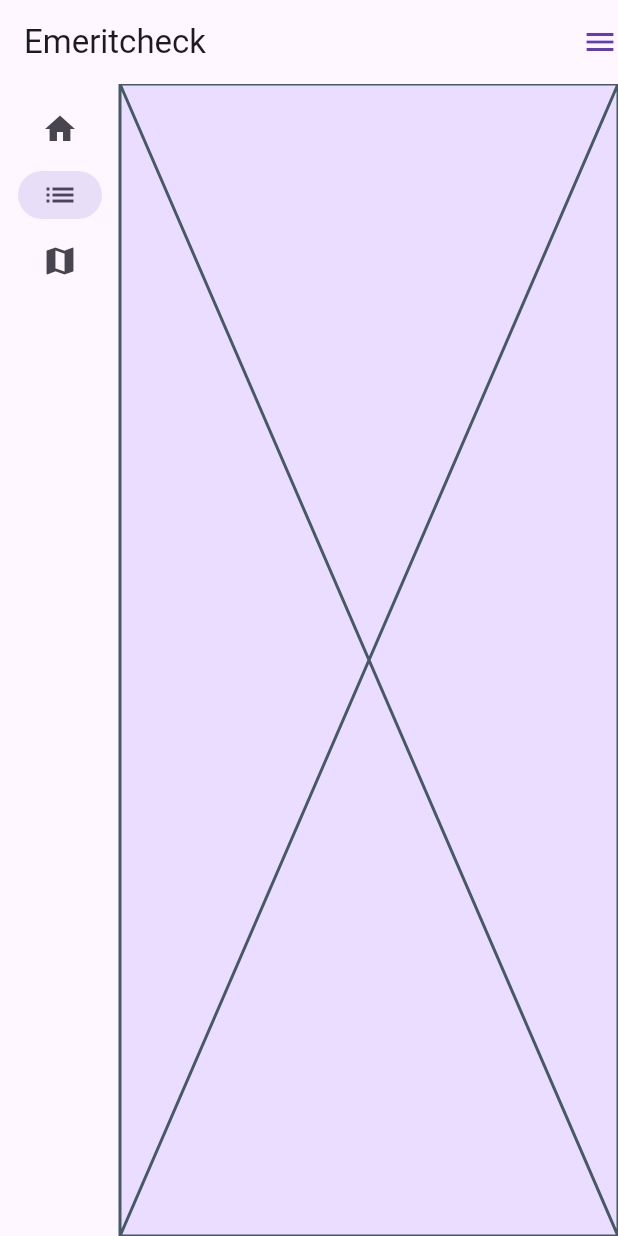
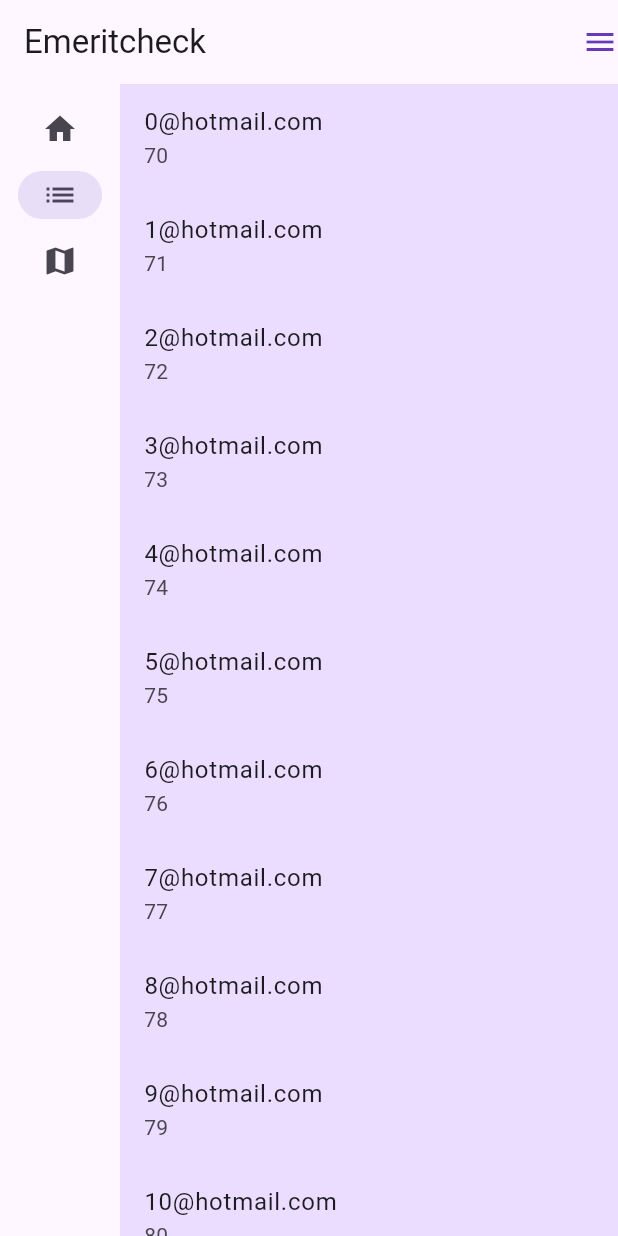
Before and after one commit to algorux/emeritcheck, a Flutter app: the screen it shows after launch, after a tap on "Lista", on a phone screen of 412 x 824 dp. Run offline on Flutter 3.47's test engine with Material 3 defaults, Android fonts, the phone set to English and light mode, and no system bars; our stand-ins replace cloud_firestore, firebase_auth, firebase_core, flutter_map, go_router, google_fonts and 1 more; missing offline and left inert: firebase_ui_auth, firebase_ui_localizations; accounts and stored records are empty.

Commit message:
actualizacion hasta lista de usuarios

```diff
--- a/lib/lista.dart
+++ b/lib/lista.dart
@@ -0,0 +1,167 @@
+import 'package:cloud_firestore/cloud_firestore.dart';
+import 'package:emeritcheck/permitido.dart';
+import 'package:flutter/material.dart';
+import 'package:emeritcheck/usuarios.dart';
+import 'package:provider/provider.dart';
+
+import 'app_state.dart';
+
+class Lista extends StatelessWidget{
+  final List<Usuarios> items = List<Usuarios>.generate(
+    50, (i) => Usuarios(email: '$i@hotmail.com', frecuenciaCardiaca: i+70, fechaReg: Timestamp(i, i*2)));
+  @override
+  Widget build(Object context) {
+
+    return ListView.builder(
+      itemCount: items.length,
+      itemBuilder: (BuildContext context, int index) {
+        final item = items[index];
+        return ListTile(
+          title: Text(item.email),
+          subtitle: Text('${item.frecuenciaCardiaca}'),
+          onTap: (){
+
+          },
+        );
+       },
+
+    );
+  }
+
+}
+
+
+/// This is the stateless widget that the main application instantiates.
+class PeopleTable extends StatefulWidget {
+  PeopleTable({required super.key});
+
+  @override
+  // ignore: library_private_types_in_public_api
+  _PeopleTableState createState() => _PeopleTableState();
+}
+
+class _PeopleTableState extends State<PeopleTable> {
+  List<Permitido> users = [];
+  List<Permitido> usersFiltered = [];
+  TextEditingController controller = TextEditingController();
+  String _searchResult = '';
+
+  @override
+  void initState() {
+    super.initState();
+    usersFiltered = users;
+  }
+
+  @override
+  Widget build(BuildContext context) {
+    List<dynamic>? disponibles = context.watch<ApplicationState>().permitidos;
+    users = [];
+
+    for (var disponible in disponibles) {
+
+      users.add(Permitido(
+        apellidos: disponible.apellidos,
+        correo: disponible.correo,
+        modificado: disponible.modificado,
+        modificador: disponible.modificador,
+        nombre: disponible.nombre,
+        fecNac: disponible.fecNac,
+        id: disponible.id,
+        ));
+    }
+
+
+    // Nos aseguramos de que usersFiltered esté sincronizado con users
+    usersFiltered = _searchResult.isEmpty
+      ? users
+      : users.where((user) => user.nombre.contains(_searchResult) || user.apellidos.contains(_searchResult)|| user.correo.contains(_searchResult)).toList();
+
+    return Column(
+      crossAxisAlignment: CrossAxisAlignment.stretch,
+      children: [
+        Card(
+          child: ListTile(
+            leading: Icon(Icons.search),
+            title: TextField(
+                controller: controller,
+                decoration: InputDecoration(
+                    hintText: 'Search', border: InputBorder.none),
+                onChanged: (value) {
+                  setState(() {
+                    _searchResult = value;
+                     usersFiltered = users.where((user) => user.nombre.contains(_searchResult) || user.apellidos.contains(_searchResult)|| user.correo.contains(_searchResult)).toList();
+                  });
+                }),
+            trailing: IconButton(
+              icon: Icon(Icons.cancel),
+              onPressed: () {
+                setState(() {
+                  controller.clear();
+                  _searchResult = '';
+                  usersFiltered = users;
+                });
+              },
+            ),
+          ),
+        ),
+        Expanded(
+          child: SingleChildScrollView(
+            scrollDirection: Axis.vertical,
+            child: DataTable(
+                columns: const <DataColumn>[
+                  DataColumn(
+                    label: Text(
+                      'Nombre',
+                      style: TextStyle(fontStyle: FontStyle.italic),
+                    ),
+                  ),
+                  DataColumn(
+                    label: Text(
+                      'F. Nacimiento',
+                      style: TextStyle(fontStyle: FontStyle.italic),
+                    ),
+                  ),
+                  DataColumn(
+                    label: Text(
+                      'Correo',
+                      style: TextStyle(fontStyle: FontStyle.italic),
+                    ),
+                  ),
+                  DataColumn(
+                    label: Text(
+                      'Acciones',
+                      style: TextStyle(fontStyle: FontStyle.italic),
+                    ),
+                  ),
+                ],
+
+                rows: List.generate(usersFiltered.length, (index) =>
+                    DataRow(
+                      cells: <DataCell>[
+                        DataCell(Text("${usersFiltered[index].nombre} ${usersFiltered[index].apellidos}")),
+                        DataCell(Text(DateTime.fromMicrosecondsSinceEpoch(usersFiltered[index].fecNac!.millisecondsSinceEpoch).toString())),
+                        DataCell(Text(usersFiltered[index].correo)),
+                        DataCell(
+                          Row(children: [
+                              IconButton(icon: Icon(Icons.edit, color: Colors.blue[600],),onPressed: (){
+                                usersFiltered[index].id;
+
+                              }),
+                              IconButton(icon: Icon(Icons.delete, color: Colors.red[400],), onPressed: (){
+
+                              }),
+                              IconButton( icon: Icon(Icons.map, color: Colors.green[400],), onPressed: (){
+
+                              })
+                            ])
+                          ),
+                      ],
+                    ),
+                ),
+              ),
+            )
+          ),
+      ],
+    );
+  }
+}
--- a/lib/map.dart
+++ b/lib/map.dart
@@ -10,6 +10,7 @@ import 'package:provider/provider.dart';
 
 import 'app_state.dart';
 import 'usuarios.dart';
+import 'lista.dart';
 
 
 
@@ -28,13 +29,13 @@ class _MyHomePageState extends State<MyHomePage> {
     Widget pagina;
     switch (selectedIndex) {
       case 0:
-        pagina = const Placeholder();
+        pagina = PeopleTable(key: null,);
 
       case 1:
-        pagina = const Placeholder();
+        pagina = Lista();
 
       case 2:
-        pagina = ThisMap(messages: usuarios);
+        pagina = ThisMap(usuarios: usuarios);
 
       default:
         throw UnimplementedError('No hay widget para $selectedIndex');
@@ -141,15 +142,10 @@ class MyMap extends StatelessWidget {
                     size: 40,
                   ),
                   )
-                  /*child: Icon(
-                    Icons.location_pin,
-                    color: color,
-                    size: 40,
-                  ),*/
                 );
                 }
               )
-              .toList(),
+              .toList().reversed.toList(),
         ),
         const RichAttributionWidget(
           attributions: [
@@ -162,9 +158,9 @@ class MyMap extends StatelessWidget {
 }
 
 class ThisMap extends StatefulWidget {
-  const ThisMap({super.key, required this.messages});
+  const ThisMap({super.key, required this.usuarios});
 
-  final List<Usuarios> messages;
+  final List<Usuarios> usuarios;
 
   @override
   State<ThisMap> createState() => _ThisMapState();
@@ -173,6 +169,6 @@ class ThisMap extends StatefulWidget {
 class _ThisMapState extends State<ThisMap> {
   @override
   Widget build(BuildContext context) {
-    return MyMap(usuarios: widget.messages);
+    return MyMap(usuarios: widget.usuarios);
   }
 }
--- /dev/null
+++ b/lib/permitido.dart
@@ -0,0 +1,42 @@
+
+import 'package:cloud_firestore/cloud_firestore.dart';
+
+class Permitido {
+  final String nombre;
+  final Timestamp? fecNac;
+  final Timestamp? fecRegistro;
+  final Timestamp modificado;
+  final String modificador;
+  final String apellidos;
+  final String correo;
+  final String id;
+
+
+
+  Permitido({
+    required this.nombre,
+    this.fecNac,
+    this.fecRegistro,
+    required this.modificador,
+    required this.modificado,
+    required this.apellidos,
+    required this.correo,
+    required this.id
+
+
+  });
+
+  // Constructor para mapear datos desde Firestore
+  factory Permitido.fromFirestore(Map<String, dynamic> data) {
+    return Permitido(
+      nombre: data['nombre'] as String,
+      correo: data['correo'] as String,
+      apellidos: data['apellidos'] as String,
+      fecNac: data['fecNac'] as Timestamp,
+      modificado: data['modificado'] as Timestamp? ?? Timestamp.now(),
+      fecRegistro: data['fecRegistro'] as Timestamp?,
+      modificador: data['modificador'],
+      id: data['id']
+    );
+  }
+}
--- /dev/null
+++ b/lib/revisores.dart
@@ -0,0 +1,23 @@
+
+class AllowedReview {
+  final String usuarioRevisor;
+  final String rol;
+  final List<dynamic>? displonibles; // GeoPoint puede ser nulo
+
+
+  AllowedReview({
+    required this.usuarioRevisor,
+    required this.rol,
+    this.displonibles, // Puede ser opcional
+
+  });
+
+  // Constructor para mapear datos desde Firestore
+  factory AllowedReview.fromFirestore(Map<String, dynamic> data) {
+    return AllowedReview(
+      usuarioRevisor: data['usuario_revisor'] as String? ?? '', // Valor predeterminado si es nulo
+      rol: data['rol'] as String? ?? '', // Por defecto ''
+      displonibles: data['displonibles'] as List<dynamic>?, // Puede ser nulo
+    );
+  }
+}
--- a/pubspec.yaml
+++ b/pubspec.yaml
@@ -1,4 +1,4 @@
-name: gtk_flutter
+name: emeritcheck
 description: "Get to know Firebase with Flutter"
 
 # The following line prevents the package from being accidentally published to
```
Also changed, not shown: lib/app_state.dart (+73 -2 lines), firebase.json, lib/firebase_options.dart, 13 other files.
